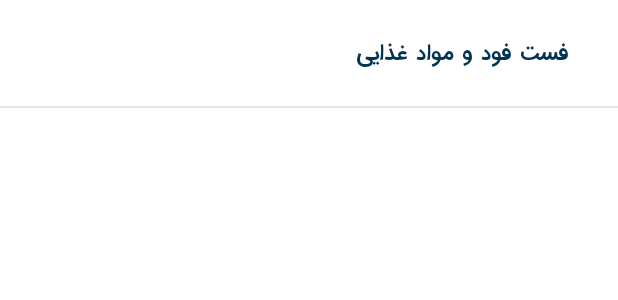
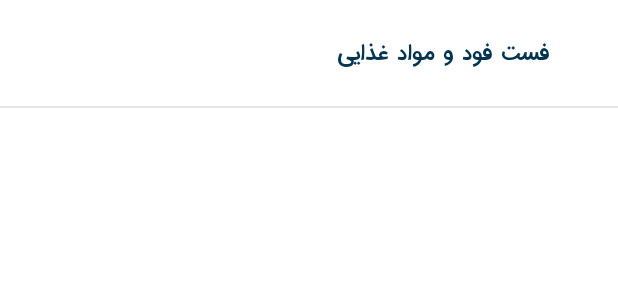
Before and after one commit to RadmanPooya/KavinooAndroid, an Android app: the layout secondary_category_item.xml on its own in the app's theme, with its tools: preview values and no code run, on a phone screen of 412 x 824 dp. Shown: the top 300 px of the screen. Run offline under Robolectric (Android 15) with nearby library versions, the phone set to English and light mode, and no system bars; network calls fail.

Commit message:
edit secondary category item

```diff
--- a/app/src/main/res/layout/secondary_category_item.xml
+++ b/app/src/main/res/layout/secondary_category_item.xml
@@ -36,7 +36,7 @@
             android:textSize="@dimen/_14ssp"
             android:textColor="#033550"
             android:maxLines="1"
-            android:layout_marginEnd="@dimen/_25sdp"
+            android:layout_marginEnd="@dimen/_35sdp"
             app:layout_constraintTop_toTopOf="parent"
             app:layout_constraintEnd_toEndOf="parent"
             app:layout_constraintBottom_toBottomOf="parent" />
```
